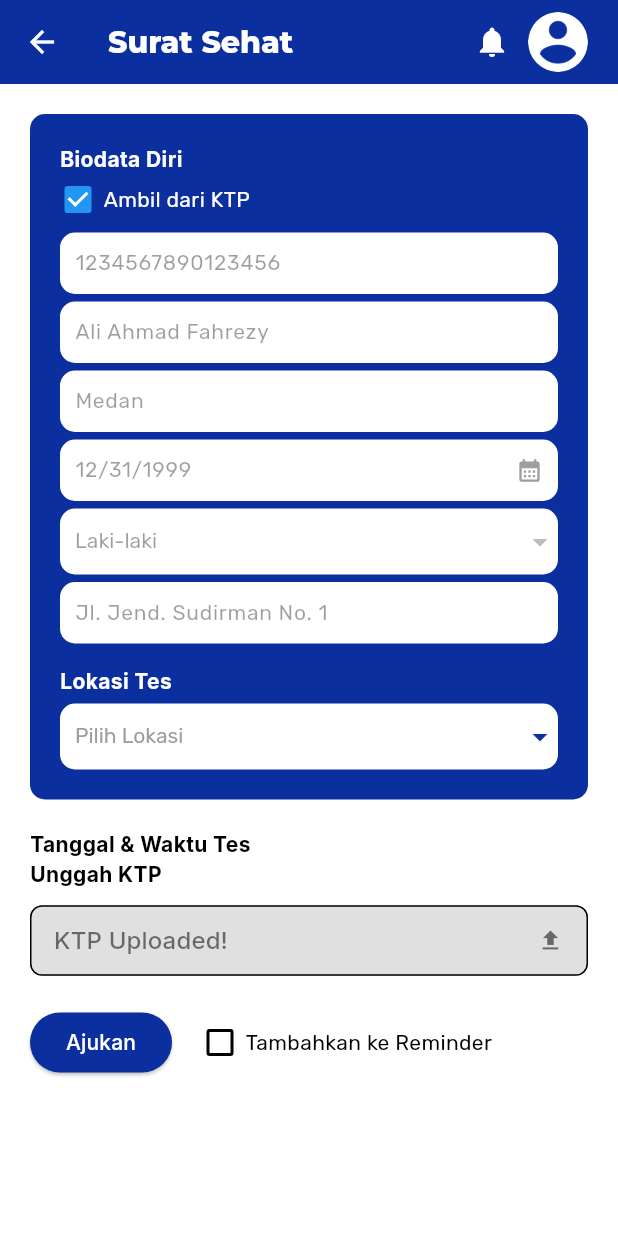
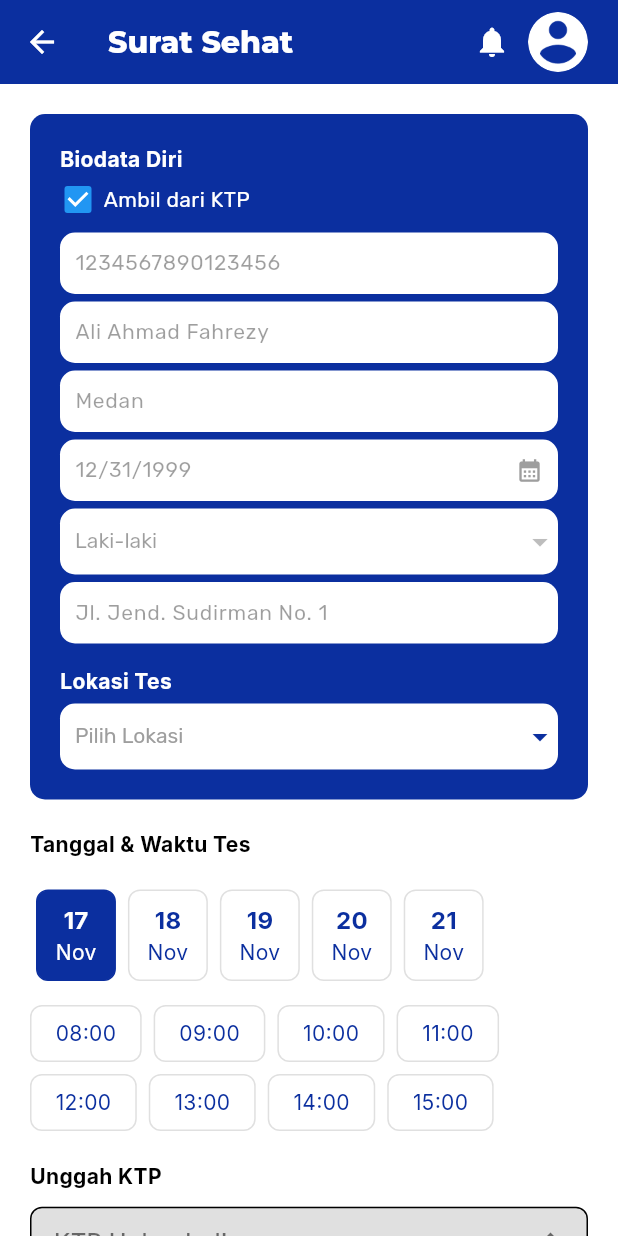
Before and after one commit to FahrezyAli/satu_untuk_rakyat, a Flutter app: the HealthFormPage screen opened by its route, on a phone screen of 412 x 824 dp. Run offline on Flutter 3.47's test engine with Material 3 defaults, Android fonts, the phone set to English and light mode, and no system bars; generated files the repository leaves out were written again.

Commit message:
add schedule picker

```diff
--- a/lib/src/components/schedule_picker.dart
+++ b/lib/src/components/schedule_picker.dart
@@ -1,15 +1,119 @@
 import 'package:flutter/material.dart';
+import 'package:satu_untuk_rakyat/src/utils/colors.dart';
 
 class SchedulePicker extends StatefulWidget {
-  const SchedulePicker({super.key});
-
   @override
   State<SchedulePicker> createState() => _SchedulePickerState();
 }
 
 class _SchedulePickerState extends State<SchedulePicker> {
+  int selectedDateIndex = 0;
+  int? selectedTimeIndex;
+
+  final List<String> dates = ["17 Nov", "18 Nov", "19 Nov", "20 Nov", "21 Nov"];
+  final List<String> times = [
+    "08:00",
+    "09:00",
+    "10:00",
+    "11:00",
+    "12:00",
+    "13:00",
+    "14:00",
+    "15:00"
+  ];
+
   @override
   Widget build(BuildContext context) {
-    return const Placeholder();
+    return Column(
+      crossAxisAlignment: CrossAxisAlignment.start,
+      children: [
+        SingleChildScrollView(
+          scrollDirection: Axis.horizontal,
+          child: Row(
+            children: List.generate(dates.length, (index) {
+              return GestureDetector(
+                onTap: () {
+                  setState(() {
+                    selectedDateIndex = index;
+                  });
+                },
+                child: Container(
+                  margin: EdgeInsets.symmetric(horizontal: 4),
+                  padding: EdgeInsets.symmetric(horizontal: 12, vertical: 8),
+                  decoration: BoxDecoration(
+                    color:
+                        selectedDateIndex == index ? suratBlue : Colors.white,
+                    borderRadius: BorderRadius.circular(8),
+                    border: Border.all(
+                      color: selectedDateIndex == index
+                          ? suratBlue
+                          : Colors.grey.shade300,
+                    ),
+                  ),
+                  child: Column(
+                    children: [
+                      Text(
+                        dates[index].split(' ')[0], // Day
+                        style: TextStyle(
+                          color: selectedDateIndex == index
+                              ? Colors.white
+                              : suratBlue,
+                          fontWeight: FontWeight.bold,
+                          fontSize: 16,
+                        ),
+                      ),
+                      Text(
+                        dates[index].split(' ')[1], // Month
+                        style: TextStyle(
+                          color: selectedDateIndex == index
+                              ? Colors.white
+                              : suratBlue,
+                          fontSize: 14,
+                        ),
+                      ),
+                    ],
+                  ),
+                ),
+              );
+            }),
+          ),
+        ),
+        SizedBox(height: 16),
+        // Time selection grid
+        Wrap(
+          spacing: 8,
+          runSpacing: 8,
+          children: List.generate(times.length, (index) {
+            return GestureDetector(
+              onTap: () {
+                setState(() {
+                  selectedTimeIndex = index;
+                });
+              },
+              child: Container(
+                padding: EdgeInsets.symmetric(horizontal: 16, vertical: 8),
+                decoration: BoxDecoration(
+                  color: selectedTimeIndex == index ? suratBlue : Colors.white,
+                  borderRadius: BorderRadius.circular(8),
+                  border: Border.all(
+                    color: selectedTimeIndex == index
+                        ? suratBlue
+                        : Colors.grey.shade300,
+                  ),
+                ),
+                child: Text(
+                  times[index],
+                  style: TextStyle(
+                    color:
+                        selectedTimeIndex == index ? Colors.white : suratBlue,
+                    fontSize: 14,
+                  ),
+                ),
+              ),
+            );
+          }),
+        ),
+      ],
+    );
   }
 }
--- a/lib/src/views/health/health_form_page.dart
+++ b/lib/src/views/health/health_form_page.dart
@@ -2,6 +2,7 @@ import 'package:flutter/material.dart';
 import 'package:intl/intl.dart';
 import 'package:satu_untuk_rakyat/src/components/dropdown_field.dart';
 import 'package:satu_untuk_rakyat/src/components/scaffold.dart';
+import 'package:satu_untuk_rakyat/src/components/schedule_picker.dart';
 import 'package:satu_untuk_rakyat/src/components/text_field.dart';
 import 'package:satu_untuk_rakyat/src/components/upload_button.dart';
 import 'package:satu_untuk_rakyat/src/utils/colors.dart';
@@ -70,8 +71,8 @@ class _HealthFormPageState extends State<HealthFormPage> {
       body: ListView(
         children: [
           Container(
-            margin: EdgeInsets.symmetric(horizontal: 20, vertical: 20),
-            padding: EdgeInsets.symmetric(horizontal: 20, vertical: 20),
+            margin: EdgeInsets.all(20),
+            padding: EdgeInsets.all(20),
             decoration: BoxDecoration(
               color: suratBlue,
               borderRadius: BorderRadius.circular(10),
@@ -208,9 +209,7 @@ class _HealthFormPageState extends State<HealthFormPage> {
                 ),
                 SizedBox(height: 5),
                 SuratDropdownField(
-                  value: null,
                   hintText: "Pilih Lokasi",
-                  enabled: true,
                   items: [
                     DropdownMenuItem(
                       value: "1",
@@ -238,6 +237,10 @@ class _HealthFormPageState extends State<HealthFormPage> {
               ),
             ),
           ),
+          Padding(
+            padding: EdgeInsets.all(20),
+            child: SchedulePicker(),
+          ),
           Container(
             padding: EdgeInsets.only(left: 20),
             alignment: Alignment.topLeft,
@@ -264,7 +267,7 @@ class _HealthFormPageState extends State<HealthFormPage> {
             children: [
               Container(
                 alignment: Alignment.centerLeft,
-                margin: EdgeInsets.symmetric(horizontal: 20, vertical: 20),
+                margin: EdgeInsets.all(20),
                 child: ElevatedButton(
                   onPressed: () {
                     Navigator.pushNamed(context, '/status');
```
